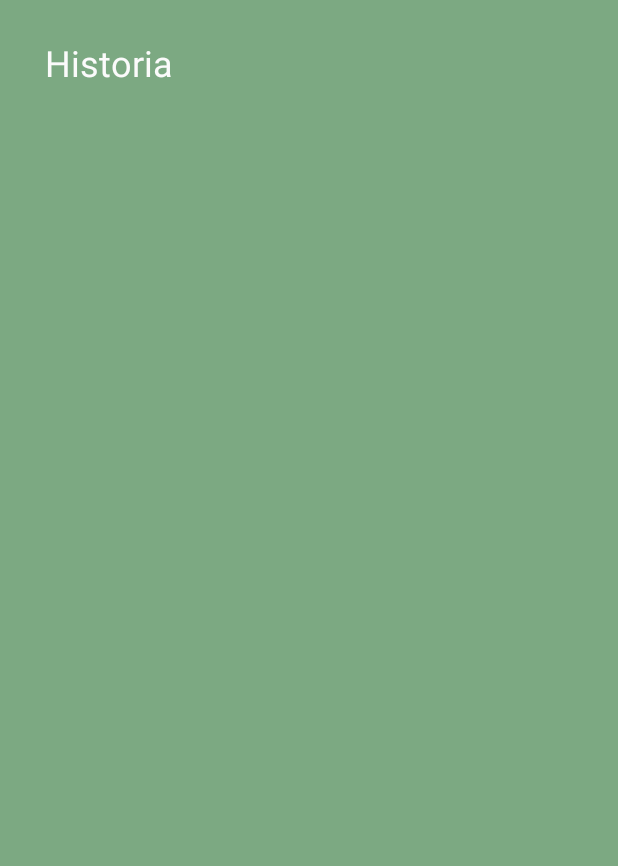
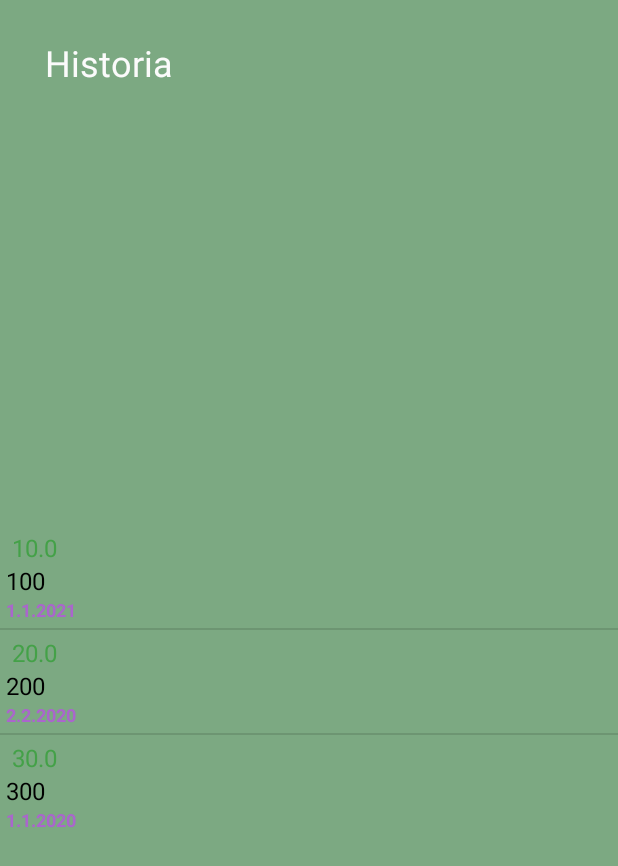
Before and after one commit to timonen/mobiilikurssi, an Android app: the History screen opened directly, with no data from a screen before it, on a phone screen of 412 x 824 dp. Before the commit the part shown is almost empty. Shown: the top 866 px of the screen. Run offline under Robolectric (Android 15) with nearby library versions, the phone set to English and light mode, and no system bars.

Commit message:
added row generation

```diff
--- a/app/src/main/java/com/mobiilikurssi/History.kt
+++ b/app/src/main/java/com/mobiilikurssi/History.kt
@@ -1,11 +1,58 @@
 package com.mobiilikurssi
 
+import android.content.Context
 import androidx.appcompat.app.AppCompatActivity
 import android.os.Bundle
+import android.view.LayoutInflater
+import android.view.View
+import android.view.ViewGroup
+import android.widget.BaseAdapter
+import android.widget.ListView
+import android.widget.TextView
+import java.io.File
 
 class History : AppCompatActivity() {
+    lateinit var listView: ListView
+    var arrayList: ArrayList<Template> = ArrayList()
+    var adapter: MyAdapter? = null
+
     override fun onCreate(savedInstanceState: Bundle?) {
         super.onCreate(savedInstanceState)
         setContentView(R.layout.activity_history)
+        listView = findViewById<ListView>(R.id.historyList)
+
+        arrayList.add(Template(10.0, 100, "1.1.2021"))
+        arrayList.add(Template(20.0, 200, "2.2.2020"))
+        arrayList.add(Template(30.0, 300, "1.1.2020"))
+
+        adapter = MyAdapter(this, arrayList)
+        listView.adapter = adapter
+
     }
 }
+
+class MyAdapter(private val context: Context, private val arrayList: java.util.ArrayList<Template>) : BaseAdapter() {
+    private lateinit var km: TextView
+    private lateinit var kcal: TextView
+    private lateinit var date: TextView
+    override fun getCount(): Int {
+        return arrayList.size
+    }
+    override fun getItem(position: Int): Any {
+        return position
+    }
+    override fun getItemId(position: Int): Long {
+        return position.toLong()
+    }
+    override fun getView(position: Int, convertView: View?, parent: ViewGroup): View? {
+        var convertView = convertView
+        convertView = LayoutInflater.from(context).inflate(R.layout.row, parent, false)
+        km = convertView.findViewById(R.id.row_template_km)
+        kcal = convertView.findViewById(R.id.row_template_kcal)
+        date = convertView.findViewById(R.id.row_template_date)
+        km.text = " " + arrayList[position].km
+        kcal.text = arrayList[position].kcal.toString()
+        date.text = arrayList[position].date
+        return convertView
+    }
+}
--- a/app/src/main/java/com/mobiilikurssi/IOwrap.kt
+++ b/app/src/main/java/com/mobiilikurssi/IOwrap.kt
@@ -12,7 +12,7 @@ import kotlinx.serialization.*
 import kotlinx.serialization.json.*
 
 @Serializable
-data class Template(val name: String, val votes: Int)
+data class Template(val km: Double, val kcal: Int, val date: String)
 
 /**
  * @author Roope Timonen
@@ -31,12 +31,13 @@ class IOwrap(ctx : Context, path : String) {
         val format = Json { isLenient = true }
         val data = format.decodeFromString<Template>("""
         {
-            name   : something,
-            votes  : "9000"
+            km   : 100,
+            kcal  : 5000
+            date : "2.5.2021"
         }
     """)
 
-        Log.d("IOwrap", "${data.name}")
+        Log.d("IOwrap", "${data.km}")
 
     }
 
@@ -45,7 +46,7 @@ class IOwrap(ctx : Context, path : String) {
      */
     fun toJson(){
         val format = Json { isLenient = true }
-        val data = Template("json name", 102)
+        val data = Template(10.0, 102, "10.2.2021")
         Log.d("IOwrap", "$data")
     }
 
--- a/app/src/main/java/com/mobiilikurssi/MapsActivity.kt
+++ b/app/src/main/java/com/mobiilikurssi/MapsActivity.kt
@@ -50,12 +50,6 @@ class MapsActivity : AppCompatActivity(), OnMapReadyCallback {
         mapFragment.getMapAsync(this)
 
         var f : File = io.create("test.txt")
-        //io.writeLine(f, "full line of text2")
-        //io.writeLine(f, "full line of text3")
-        //Log.d("IOwrap", "onCreate: ${io.read((f))}")
-
-        io.toJson()
-        io.fromJson()
 
     }
 
--- /dev/null
+++ b/app/src/main/res/layout/row.xml
@@ -0,0 +1,29 @@
+<?xml version="1.0" encoding="utf-8"?>
+<LinearLayout xmlns:android="http://schemas.android.com/apk/res/android"
+    android:layout_width="match_parent"
+    android:layout_height="match_parent"
+    android:orientation="vertical"
+    android:padding="4dp">
+    <TextView
+        android:id="@+id/row_template_km"
+        android:layout_width="wrap_content"
+        android:layout_height="wrap_content"
+        android:text="Kilometers"
+        android:textColor="@color/themegreen"
+        android:textSize="16sp" />
+    <TextView
+        android:id="@+id/row_template_kcal"
+        android:layout_width="wrap_content"
+        android:layout_height="wrap_content"
+        android:text="Energy"
+        android:textColor="#000000"
+        android:textSize="16sp" />
+    <TextView
+        android:id="@+id/row_template_date"
+        android:layout_width="wrap_content"
+        android:layout_height="wrap_content"
+        android:text="Date"
+        android:textColor="@android:color/holo_purple"
+        android:textSize="12sp"
+        android:textStyle="bold" />
+</LinearLayout>
```
